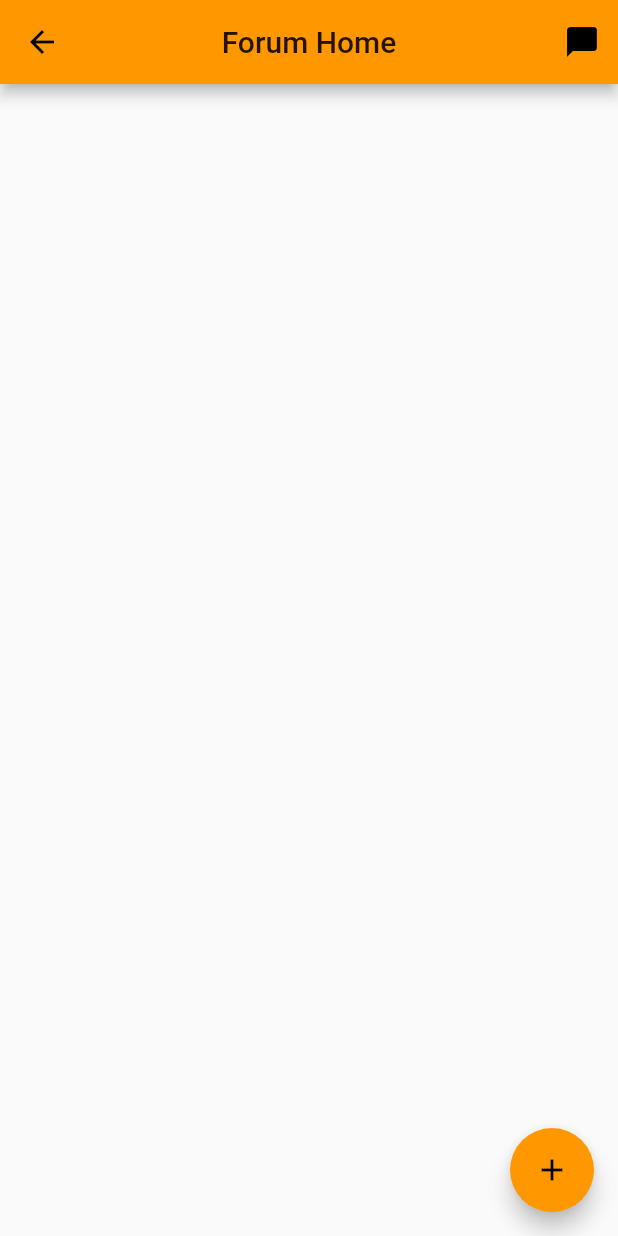
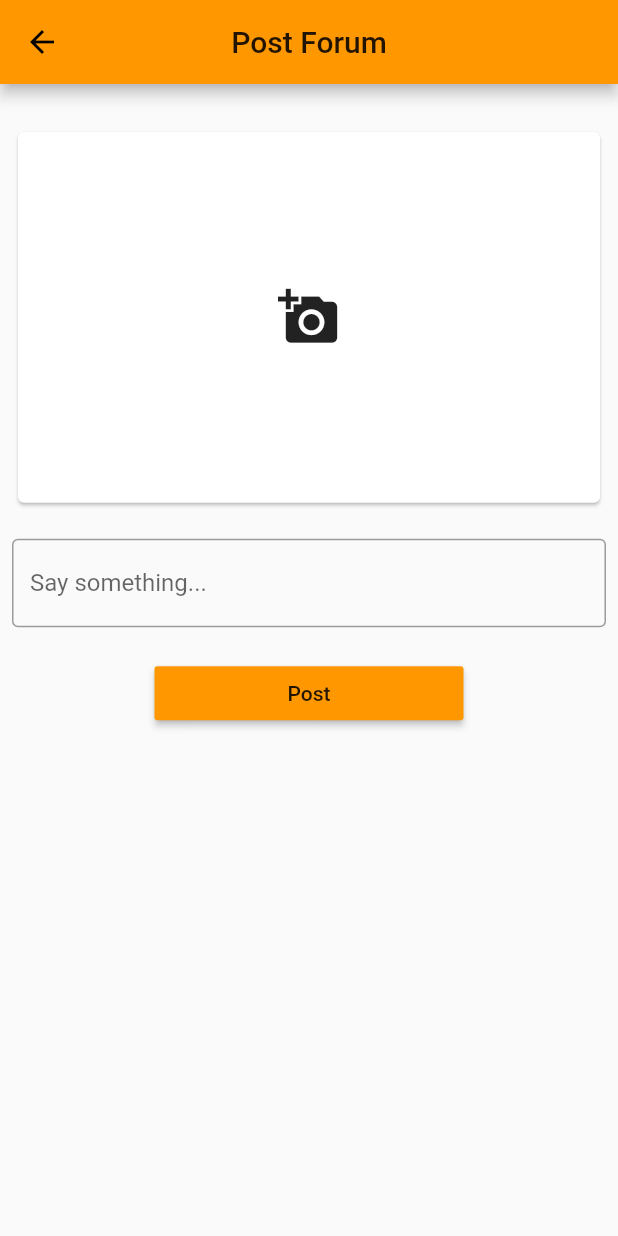
Before and after one commit to Gr3gg0r/raku_app, a Flutter app: the ForumHome screen opened directly, after a tap on the "add" icon, on a phone screen of 412 x 824 dp. Run offline on Flutter 3.47's test engine with Material 2 defaults, Android fonts, the phone set to English and light mode, and no system bars; our stand-ins replace cloud_firestore, firebase_auth, firebase_core, firebase_storage, google_sign_in, image_picker and 1 more; missing offline and left inert: flutter_statusbarcolor; accounts and stored records are empty; network calls fail.

Commit message:
Add mock design
All functionality for forum and messenger has not yet included but all the design currently being constructed

```diff
--- a/lib/Root/View/Forum/forum_home.dart
+++ b/lib/Root/View/Forum/forum_home.dart
@@ -1,4 +1,5 @@
 import 'package:flutter/material.dart';
+import 'package:raku_app/Root/View/Forum/forum_post_page.dart';
 import 'package:raku_app/Root/View/Messenger/chat_home.dart';
 
 class ForumHome extends StatelessWidget {
@@ -20,10 +21,61 @@ class ForumHome extends StatelessWidget {
           ),
         ],
       ),
+      body: CustomPost(),
       floatingActionButton: FloatingActionButton(
         child: Icon(Icons.add),
-        onPressed: () => print("Add Post"),
+        onPressed: () => Navigator.push(context, MaterialPageRoute(
+          builder: (context) => ForumPostPage()
+        )),
       ),
     );
   }
 }
+
+class CustomPost extends StatelessWidget {
+  @override
+  Widget build(BuildContext context) {
+    final height = MediaQuery.of(context).size.height;
+    final width = MediaQuery.of(context).size.width;
+
+    return Column(
+      children: [
+        SizedBox(
+          height: 20,
+        ),
+        Padding(
+          padding: const EdgeInsets.all(8.0),
+          child: Card(
+            child: Container(
+              height: height * 0.4,
+              width: width,
+              child: Column(
+                children: [
+                  Container(
+                    height: height*0.4*0.8,
+                    child: Image.network(
+                        "https://images.unsplash.com/photo-1606788073305-5f071cb80485?ixid=MXwxMjA3fDF8MHxwaG90by1wYWdlfHx8fGVufDB8fHw%3D&ixlib=rb-1.2.1&auto=format&fit=crop&w=1046&q=80",
+                      fit: BoxFit.cover,
+                    ),
+                  ),
+                  Container(
+                    height: height*0.4*0.2,
+                    child: Center(
+                      child: ListTile(
+                        leading: CircleAvatar(
+                          backgroundImage: NetworkImage("https://images.unsplash.com/photo-1610194426904-0460481cf7b4?ixid=MXwxMjA3fDB8MHxwaG90by1wYWdlfHx8fGVufDB8fHw%3D&ixlib=rb-1.2.1&auto=format&fit=crop&w=634&q=80"),
+                        ),
+                        title: Text("Shahfiq Shah"),
+                        subtitle: Text("Spending time with the only one who occupy my heart"),
+                      ),
+                    ),
+                  ),
+                ],
+              ),
+            ),
+          ),
+        )
+      ],
+    );
+  }
+}
--- /dev/null
+++ b/lib/Root/View/Forum/forum_post_page.dart
@@ -0,0 +1,63 @@
+import 'package:flutter/material.dart';
+
+class ForumPostPage extends StatelessWidget {
+  @override
+  Widget build(BuildContext context) {
+    return Scaffold(
+      appBar: AppBar(
+        title: Text("Post Forum"),
+        centerTitle: true,
+      ),
+      body: PostItem(),
+    );
+  }
+}
+
+class PostItem extends StatelessWidget {
+  @override
+  Widget build(BuildContext context) {
+    final height = MediaQuery.of(context).size.height;
+    final width = MediaQuery.of(context).size.width;
+    return Padding(
+      padding: const EdgeInsets.all(8.0),
+      child: Column(children: [
+        SizedBox(
+          height: 20,
+        ),
+        Card(
+          child: Container(
+            width: width,
+            height: height * 0.3,
+            child: Center(
+              child: Icon(
+                Icons.add_a_photo,
+                size: height * 0.05,
+              ),
+            ),
+          ),
+        ),
+        SizedBox(
+          height: 20,
+        ),
+        TextFormField(
+          maxLines: null,
+          decoration: InputDecoration(
+            border: OutlineInputBorder(),
+            labelText: "Say something..."
+          ),
+        ),
+        SizedBox(
+          height: 20,
+        ),
+        Container(
+          width: width*0.5,
+          child: RaisedButton(
+            child: Text("Post"),
+            onPressed: (){},
+            color: Colors.orange,
+          ),
+        )
+      ]),
+    );
+  }
+}
```
Also changed, not shown: lib/Root/View/Messenger/chat_home.dart (line endings or trailing spaces), lib/Root/View/Profile/profile_home.dart (added).
